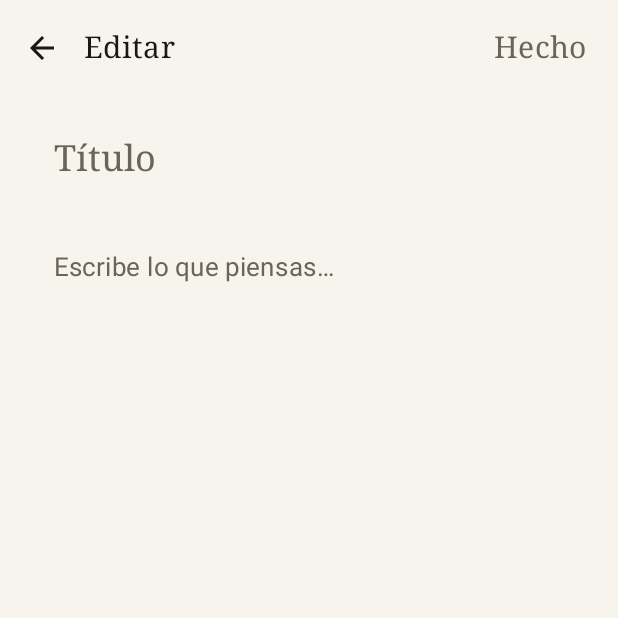
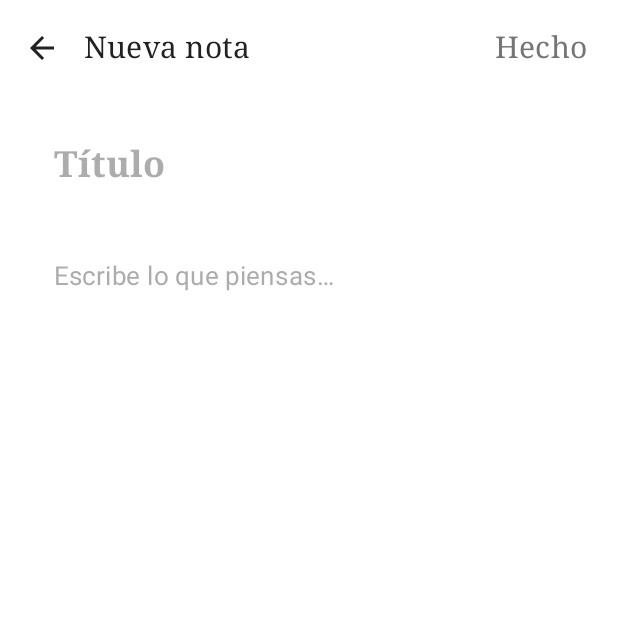
Before and after one commit to wandersepulveda2013/ordia-android, an Android app built with Jetpack Compose: the screen it shows after launch (MainActivity), after a tap on "Nueva nota", on a phone screen of 412 x 824 dp, the top half of it. Run offline under Robolectric (Android 15) with nearby library versions, the phone set to English and light mode, and no system bars; our stand-ins replace Room's generated code.

Commit message:
feat(design-system): wave 1 foundation and components
- Replaced PaperColors.kt with Colors.kt (monochromatic base, semantic accents).
- Created Type.kt for typography hierarchy and Spacing.kt for local spacing.
- Integrated the new base into Theme.kt.
- Created OrdiaDesignSystem.kt with OrdiaCard, OrdiaButton, OrdiaInput.
- Refactored NotesListScreen and NoteEditorScreen to use the design system.
- Added auto-focus to NoteEditorScreen to reduce friction on creation.
- Verified variant compilation, linting, and unit tests.

Co-authored-by: wandersepulveda2013 <308435692+wandersepulveda2013@users.noreply.github.com>

```diff
--- /dev/null
+++ b/app/src/main/java/com/ordia/app/ui/components/OrdiaDesignSystem.kt
@@ -0,0 +1,102 @@
+package com.ordia.app.ui.components
+
+import androidx.compose.foundation.clickable
+import androidx.compose.foundation.layout.Box
+import androidx.compose.foundation.layout.padding
+import androidx.compose.foundation.layout.fillMaxWidth
+import androidx.compose.foundation.shape.RoundedCornerShape
+import androidx.compose.material3.Card
+import androidx.compose.material3.CardDefaults
+import androidx.compose.material3.FloatingActionButton
+import androidx.compose.material3.MaterialTheme
+import androidx.compose.material3.Surface
+import androidx.compose.material3.Text
+import androidx.compose.material3.TextField
+import androidx.compose.material3.TextFieldDefaults
+import androidx.compose.runtime.Composable
+import androidx.compose.ui.Modifier
+import androidx.compose.ui.graphics.Color
+import androidx.compose.ui.text.TextStyle
+import androidx.compose.ui.unit.dp
+import com.ordia.app.ui.theme.LocalSpacing
+
+@Composable
+fun OrdiaCard(
+    onClick: (() -> Unit)? = null,
+    modifier: Modifier = Modifier,
+    content: @Composable () -> Unit
+) {
+    val cardModifier = if (onClick != null) {
+        modifier.clickable { onClick() }
+    } else {
+        modifier
+    }
+
+    Card(
+        modifier = cardModifier.fillMaxWidth(),
+        shape = RoundedCornerShape(16.dp),
+        colors = CardDefaults.cardColors(
+            containerColor = MaterialTheme.colorScheme.surfaceVariant,
+            contentColor = MaterialTheme.colorScheme.onSurfaceVariant
+        ),
+        elevation = CardDefaults.cardElevation(defaultElevation = 0.dp)
+    ) {
+        val spacing = LocalSpacing.current
+        Box(modifier = Modifier.padding(spacing.medium)) {
+            content()
+        }
+    }
+}
+
+@Composable
+fun OrdiaButton(
+    onClick: () -> Unit,
+    modifier: Modifier = Modifier,
+    content: @Composable () -> Unit
+) {
+    FloatingActionButton(
+        onClick = onClick,
+        modifier = modifier,
+        containerColor = MaterialTheme.colorScheme.primary,
+        contentColor = MaterialTheme.colorScheme.onPrimary,
+        shape = RoundedCornerShape(16.dp)
+    ) {
+        content()
+    }
+}
+
+@Composable
+fun OrdiaInput(
+    value: String,
+    onValueChange: (String) -> Unit,
+    modifier: Modifier = Modifier,
+    placeholder: String = "",
+    textStyle: TextStyle = MaterialTheme.typography.bodyLarge,
+    singleLine: Boolean = false,
+) {
+    TextField(
+        value = value,
+        onValueChange = onValueChange,
+        modifier = modifier.fillMaxWidth(),
+        textStyle = textStyle,
+        placeholder = {
+            Text(
+                text = placeholder,
+                style = textStyle,
+                color = MaterialTheme.colorScheme.onSurfaceVariant.copy(alpha = 0.6f)
+            )
+        },
+        singleLine = singleLine,
+        colors = TextFieldDefaults.colors(
+            focusedContainerColor = Color.Transparent,
+            unfocusedContainerColor = Color.Transparent,
+            disabledContainerColor = Color.Transparent,
+            focusedIndicatorColor = Color.Transparent,
+            unfocusedIndicatorColor = Color.Transparent,
+            disabledIndicatorColor = Color.Transparent,
+            focusedTextColor = MaterialTheme.colorScheme.onBackground,
+            unfocusedTextColor = MaterialTheme.colorScheme.onBackground,
+            cursorColor = MaterialTheme.colorScheme.primary
+        )
+    )
+}
--- a/app/src/main/java/com/ordia/app/ui/screens/NoteEditorScreen.kt
+++ b/app/src/main/java/com/ordia/app/ui/screens/NoteEditorScreen.kt
@@ -1,9 +1,9 @@
 package com.ordia.app.ui.screens
 
+import androidx.compose.foundation.clickable
 import androidx.compose.foundation.layout.Arrangement
 import androidx.compose.foundation.layout.Column
 import androidx.compose.foundation.layout.fillMaxSize
-import androidx.compose.foundation.layout.fillMaxWidth
 import androidx.compose.foundation.layout.padding
 import androidx.compose.foundation.rememberScrollState
 import androidx.compose.foundation.verticalScroll
@@ -15,21 +15,22 @@ import androidx.compose.material3.IconButton
 import androidx.compose.material3.MaterialTheme
 import androidx.compose.material3.Scaffold
 import androidx.compose.material3.Text
-import androidx.compose.material3.TextField
-import androidx.compose.material3.TextFieldDefaults
 import androidx.compose.material3.TopAppBar
 import androidx.compose.material3.TopAppBarDefaults
 import androidx.compose.runtime.Composable
 import androidx.compose.runtime.LaunchedEffect
-import androidx.compose.foundation.clickable
 import androidx.compose.runtime.getValue
 import androidx.compose.runtime.mutableStateOf
 import androidx.compose.runtime.remember
 import androidx.compose.runtime.saveable.rememberSaveable
 import androidx.compose.runtime.setValue
 import androidx.compose.ui.Modifier
+import androidx.compose.ui.focus.FocusRequester
+import androidx.compose.ui.focus.focusRequester
 import androidx.compose.ui.unit.dp
 import com.ordia.app.data.NoteEntity
+import com.ordia.app.ui.components.OrdiaInput
+import com.ordia.app.ui.theme.LocalSpacing
 
 @OptIn(ExperimentalMaterial3Api::class)
 @Composable
@@ -40,11 +41,15 @@ fun NoteEditorScreen(
 ) {
     var title by rememberSaveable { mutableStateOf(note?.title.orEmpty()) }
     var content by rememberSaveable { mutableStateOf(note?.content.orEmpty()) }
+    val focusRequester = remember { FocusRequester() }
 
     LaunchedEffect(note?.id) {
         if (note != null) {
             title = note.title
             content = note.content
+        } else {
+            // Auto-focus title if creating a new note to reduce friction
+            focusRequester.requestFocus()
         }
     }
 
@@ -57,7 +62,7 @@ fun NoteEditorScreen(
                         onBack()
                     }) { Icon(Icons.AutoMirrored.Outlined.ArrowBack, contentDescription = "Volver") }
                 },
-                title = { Text("Editar", style = MaterialTheme.typography.titleMedium) },
+                title = { Text(if (note == null) "Nueva nota" else "Editar", style = MaterialTheme.typography.titleMedium) },
                 actions = {
                     Text(
                         "Hecho",
@@ -78,38 +83,30 @@ fun NoteEditorScreen(
         },
         containerColor = MaterialTheme.colorScheme.background,
     ) { padding ->
+        val spacing = LocalSpacing.current
+
         Column(
             modifier = Modifier
                 .fillMaxSize()
                 .padding(padding)
                 .verticalScroll(rememberScrollState())
-                .padding(horizontal = 20.dp, vertical = 12.dp),
-            verticalArrangement = Arrangement.spacedBy(12.dp),
+                .padding(horizontal = spacing.contentPadding, vertical = spacing.medium),
+            verticalArrangement = Arrangement.spacedBy(spacing.medium),
         ) {
-            TextField(
+            OrdiaInput(
                 value = title,
                 onValueChange = { title = it },
-                placeholder = { Text("Título", style = MaterialTheme.typography.titleLarge) },
+                placeholder = "Título",
                 textStyle = MaterialTheme.typography.titleLarge,
-                modifier = Modifier.fillMaxWidth(),
-                colors = bareFieldColors(),
+                modifier = Modifier.focusRequester(focusRequester),
+                singleLine = true
             )
-            TextField(
+            OrdiaInput(
                 value = content,
                 onValueChange = { content = it },
-                placeholder = { Text("Escribe lo que piensas…", style = MaterialTheme.typography.bodyLarge) },
-                textStyle = MaterialTheme.typography.bodyLarge,
-                modifier = Modifier.fillMaxWidth(),
-                colors = bareFieldColors(),
+                placeholder = "Escribe lo que piensas…",
+                textStyle = MaterialTheme.typography.bodyLarge
             )
         }
     }
 }
-
-@Composable
-private fun bareFieldColors() = TextFieldDefaults.colors(
-    focusedContainerColor = androidx.compose.ui.graphics.Color.Transparent,
-    unfocusedContainerColor = androidx.compose.ui.graphics.Color.Transparent,
-    focusedIndicatorColor = androidx.compose.ui.graphics.Color.Transparent,
-    unfocusedIndicatorColor = androidx.compose.ui.graphics.Color.Transparent,
-)
--- a/app/src/main/java/com/ordia/app/ui/screens/NotesListScreen.kt
+++ b/app/src/main/java/com/ordia/app/ui/screens/NotesListScreen.kt
@@ -5,8 +5,10 @@ import androidx.compose.foundation.layout.Box
 import androidx.compose.foundation.layout.Column
 import androidx.compose.foundation.layout.PaddingValues
 import androidx.compose.foundation.layout.Row
+import androidx.compose.foundation.layout.Spacer
 import androidx.compose.foundation.layout.fillMaxSize
 import androidx.compose.foundation.layout.fillMaxWidth
+import androidx.compose.foundation.layout.height
 import androidx.compose.foundation.layout.padding
 import androidx.compose.foundation.layout.size
 import androidx.compose.foundation.lazy.LazyColumn
@@ -18,8 +20,6 @@ import androidx.compose.material.icons.outlined.PushPin
 import androidx.compose.material3.DropdownMenu
 import androidx.compose.material3.DropdownMenuItem
 import androidx.compose.material3.ExperimentalMaterial3Api
-import androidx.compose.material3.FloatingActionButton
-import androidx.compose.material3.HorizontalDivider
 import androidx.compose.material3.Icon
 import androidx.compose.material3.IconButton
 import androidx.compose.material3.MaterialTheme
@@ -37,6 +37,9 @@ import androidx.compose.ui.Modifier
 import androidx.compose.ui.text.style.TextOverflow
 import androidx.compose.ui.unit.dp
 import com.ordia.app.data.NoteEntity
+import com.ordia.app.ui.components.OrdiaButton
+import com.ordia.app.ui.components.OrdiaCard
+import com.ordia.app.ui.theme.LocalSpacing
 import java.text.DateFormat
 import java.util.Date
 
@@ -60,24 +63,24 @@ fun NotesListScreen(
             )
         },
         floatingActionButton = {
-            FloatingActionButton(
-                onClick = onCreateNote,
-                containerColor = MaterialTheme.colorScheme.background,
-                contentColor = MaterialTheme.colorScheme.onBackground,
+            OrdiaButton(
+                onClick = onCreateNote
             ) { Icon(Icons.Outlined.Add, contentDescription = "Nueva nota") }
         },
         containerColor = MaterialTheme.colorScheme.background,
     ) { padding ->
+        val spacing = LocalSpacing.current
+
         if (notes.isEmpty()) {
             EmptyState(padding)
         } else {
             LazyColumn(
                 modifier = Modifier.fillMaxSize().padding(padding),
-                contentPadding = PaddingValues(vertical = 8.dp),
+                contentPadding = PaddingValues(vertical = spacing.medium, horizontal = spacing.medium),
             ) {
                 items(notes, key = { it.id }) { note ->
                     NoteRow(note, onOpenNote, onTogglePin, onDeleteNote)
-                    HorizontalDivider(color = MaterialTheme.colorScheme.outline.copy(alpha = 0.4f))
+                    Spacer(modifier = Modifier.height(spacing.medium))
                 }
             }
         }
@@ -86,6 +89,7 @@ fun NotesListScreen(
 
 @Composable
 private fun EmptyState(padding: PaddingValues) {
+    val spacing = LocalSpacing.current
     Box(
         modifier = Modifier.fillMaxSize().padding(padding),
         contentAlignment = Alignment.Center,
@@ -100,7 +104,7 @@ private fun EmptyState(padding: PaddingValues) {
                 "Toca + para escribir.",
                 style = MaterialTheme.typography.bodyMedium,
                 color = MaterialTheme.colorScheme.onSurfaceVariant,
-                modifier = Modifier.padding(top = 8.dp),
+                modifier = Modifier.padding(top = spacing.small),
             )
         }
     }
@@ -118,12 +122,13 @@ private fun NoteRow(
         DateFormat.getDateInstance(DateFormat.MEDIUM).format(Date(note.updatedAt))
     }
     val preview = remember(note.content) { note.content.take(120) }
+    val spacing = LocalSpacing.current
 
+    OrdiaCard(
+        onClick = { onOpenNote(note) }
+    ) {
         Row(
-        modifier = Modifier
-            .fillMaxWidth()
-            .clickable { onOpenNote(note) }
-            .padding(horizontal = 20.dp, vertical = 16.dp),
+            modifier = Modifier.fillMaxWidth(),
             verticalAlignment = Alignment.Top,
         ) {
             Column(modifier = Modifier.weight(1f)) {
@@ -143,14 +148,14 @@ private fun NoteRow(
                         color = MaterialTheme.colorScheme.onSurfaceVariant,
                         maxLines = 2,
                         overflow = TextOverflow.Ellipsis,
-                    modifier = Modifier.padding(top = if (note.title.isNotBlank()) 4.dp else 0.dp),
+                        modifier = Modifier.padding(top = if (note.title.isNotBlank()) spacing.extraSmall else 0.dp),
                     )
                 }
                 Text(
                     date,
                     style = MaterialTheme.typography.labelSmall,
                     color = MaterialTheme.colorScheme.onSurfaceVariant,
-                modifier = Modifier.padding(top = 6.dp),
+                    modifier = Modifier.padding(top = spacing.small),
                 )
             }
             if (note.pinned) {
@@ -163,7 +168,7 @@ private fun NoteRow(
             }
             Box {
                 IconButton(onClick = { menuOpen = true }) {
-                Icon(Icons.Outlined.MoreVert, contentDescription = "Más")
+                    Icon(Icons.Outlined.MoreVert, contentDescription = "Más", tint = MaterialTheme.colorScheme.onSurfaceVariant)
                 }
                 DropdownMenu(expanded = menuOpen, onDismissRequest = { menuOpen = false }) {
                     DropdownMenuItem(
@@ -178,3 +183,4 @@ private fun NoteRow(
             }
         }
     }
+}
--- /dev/null
+++ b/app/src/main/java/com/ordia/app/ui/theme/Colors.kt
@@ -0,0 +1,41 @@
+package com.ordia.app.ui.theme
+
+import androidx.compose.ui.graphics.Color
+
+/** Core Minimalist Palette */
+val White = Color(0xFFFFFFFF)
+val Black = Color(0xFF000000)
+val Gray50 = Color(0xFFFAFAFA)
+val Gray100 = Color(0xFFF5F5F5)
+val Gray200 = Color(0xFFEEEEEE)
+val Gray300 = Color(0xFFE0E0E0)
+val Gray400 = Color(0xFFBDBDBD)
+val Gray500 = Color(0xFF9E9E9E)
+val Gray600 = Color(0xFF757575)
+val Gray700 = Color(0xFF616161)
+val Gray800 = Color(0xFF424242)
+val Gray900 = Color(0xFF212121)
+
+/** Semantic Secondary Palette */
+val SemanticPriority = Color(0xFFD32F2F) // Priority / High Alert
+val SemanticSuccess = Color(0xFF388E3C)  // Success / Completed
+val SemanticFocus = Color(0xFF1976D2)    // Focus / Active state
+val SemanticWarning = Color(0xFFF57C00)  // Warning / Attention
+val SemanticCalendar = Color(0xFF7B1FA2) // Events / Agenda
+val SemanticAutomation = Color(0xFF00796B) // Rules / Automations
+val SemanticGuardian = Color(0xFF455A64) // Guardians
+
+// Aliases for themes to maintain similar naming convention but updated hexes
+val LightBackground = White
+val LightSurface = White
+val LightSurfaceVariant = Gray50
+val LightOnBackground = Gray900
+val LightOnSurfaceVariant = Gray600
+val LightOutline = Gray300
+
+val DarkBackground = Color(0xFF121212)
+val DarkSurface = Color(0xFF121212)
+val DarkSurfaceVariant = Color(0xFF1E1E1E)
+val DarkOnBackground = Gray200
+val DarkOnSurfaceVariant = Gray500
+val DarkOutline = Gray800
--- a/app/src/main/java/com/ordia/app/ui/theme/PaperColors.kt
+++ /dev/null
@@ -1,16 +0,0 @@
-package com.ordia.app.ui.theme
-
-import androidx.compose.ui.graphics.Color
-
-/** The page. Warm off-white in light, deep ink in dark. */
-val Page = Color(0xFFF7F4EE)
-val SoftPaper = Color(0xFFEFE9DD)
-val Ink = Color(0xFF1A1714)
-val InkMuted = Color(0xFF6B645B)
-val Rule = Color(0xFFD9D2C4)
-
-val DarkInk = Color(0xFF15130F)
-val DarkInkRaised = Color(0xFF1F1C17)
-val PageOnDark = Color(0xFFE9E3D6)
-val PageMuted = Color(0xFF9A9388)
-val DarkRule = Color(0xFF2E2A23)
--- /dev/null
+++ b/app/src/main/java/com/ordia/app/ui/theme/Spacing.kt
@@ -0,0 +1,17 @@
+package com.ordia.app.ui.theme
+
+import androidx.compose.runtime.compositionLocalOf
+import androidx.compose.ui.unit.Dp
+import androidx.compose.ui.unit.dp
+
+data class Spacing(
+    val extraSmall: Dp = 4.dp,
+    val small: Dp = 8.dp,
+    val medium: Dp = 16.dp,
+    val large: Dp = 24.dp,
+    val extraLarge: Dp = 32.dp,
+    val defaultPadding: Dp = 16.dp,
+    val contentPadding: Dp = 20.dp
+)
+
+val LocalSpacing = compositionLocalOf { Spacing() }
--- a/app/src/main/java/com/ordia/app/ui/theme/Theme.kt
+++ b/app/src/main/java/com/ordia/app/ui/theme/Theme.kt
@@ -2,43 +2,37 @@ package com.ordia.app.ui.theme
 
 import androidx.compose.foundation.isSystemInDarkTheme
 import androidx.compose.material3.MaterialTheme
-import androidx.compose.material3.Typography
 import androidx.compose.material3.darkColorScheme
 import androidx.compose.material3.lightColorScheme
 import androidx.compose.runtime.Composable
-import androidx.compose.ui.text.font.FontFamily
-import androidx.compose.ui.unit.sp
+import androidx.compose.runtime.CompositionLocalProvider
 
-/**
- * A restrained, paper-and-ink palette. No accent colors: the only chroma is the
- * page itself, so the writing stays the focus.
- */
-private val LightPaper = lightColorScheme(
-    primary = Ink,
-    onPrimary = Page,
-    secondary = Ink,
-    onSecondary = Page,
-    background = Page,
-    onBackground = Ink,
-    surface = Page,
-    onSurface = Ink,
-    surfaceVariant = SoftPaper,
-    onSurfaceVariant = InkMuted,
-    outline = Rule,
+private val LightColorScheme = lightColorScheme(
+    primary = Black,
+    onPrimary = White,
+    secondary = Black,
+    onSecondary = White,
+    background = LightBackground,
+    onBackground = LightOnBackground,
+    surface = LightSurface,
+    onSurface = LightOnBackground,
+    surfaceVariant = LightSurfaceVariant,
+    onSurfaceVariant = LightOnSurfaceVariant,
+    outline = LightOutline,
 )
 
-private val DarkPaper = darkColorScheme(
-    primary = PageOnDark,
-    onPrimary = DarkInk,
-    secondary = PageOnDark,
-    onSecondary = DarkInk,
-    background = DarkInk,
-    onBackground = PageOnDark,
-    surface = DarkInk,
-    onSurface = PageOnDark,
-    surfaceVariant = DarkInkRaised,
-    onSurfaceVariant = PageMuted,
-    outline = DarkRule,
+private val DarkColorScheme = darkColorScheme(
+    primary = White,
+    onPrimary = Black,
+    secondary = White,
+    onSecondary = Black,
+    background = DarkBackground,
+    onBackground = DarkOnBackground,
+    surface = DarkSurface,
+    onSurface = DarkOnBackground,
+    surfaceVariant = DarkSurfaceVariant,
+    onSurfaceVariant = DarkOnSurfaceVariant,
+    outline = DarkOutline,
 )
 
 @Composable
@@ -46,18 +40,15 @@ fun NotepadTheme(
     darkTheme: Boolean = isSystemInDarkTheme(),
     content: @Composable () -> Unit,
 ) {
-    val base = Typography()
-    val type = Typography(
-        bodyLarge = base.bodyLarge.copy(fontSize = 17.sp, lineHeight = 28.sp),
-        bodyMedium = base.bodyMedium.copy(fontSize = 16.sp, lineHeight = 26.sp),
-        titleLarge = base.titleLarge.copy(fontFamily = FontFamily.Serif, fontSize = 24.sp),
-        titleMedium = base.titleMedium.copy(fontFamily = FontFamily.Serif, fontSize = 20.sp),
-        titleSmall = base.titleSmall.copy(fontFamily = FontFamily.Serif),
-        labelSmall = base.labelSmall.copy(fontSize = 11.sp),
-    )
-    MaterialTheme(
-        colorScheme = if (darkTheme) DarkPaper else LightPaper,
-        typography = type,
-        content = content,
-    )
+    val colorScheme = if (darkTheme) DarkColorScheme else LightColorScheme
+
+    CompositionLocalProvider(
+        LocalSpacing provides Spacing()
+    ) {
+        MaterialTheme(
+            colorScheme = colorScheme,
+            typography = Typography,
+            content = content,
+        )
+    }
 }
--- /dev/null
+++ b/app/src/main/java/com/ordia/app/ui/theme/Type.kt
@@ -0,0 +1,52 @@
+package com.ordia.app.ui.theme
+
+import androidx.compose.material3.Typography
+import androidx.compose.ui.text.TextStyle
+import androidx.compose.ui.text.font.FontFamily
+import androidx.compose.ui.text.font.FontWeight
+import androidx.compose.ui.unit.sp
+
+val Typography = Typography(
+    bodyLarge = TextStyle(
+        fontFamily = FontFamily.SansSerif,
+        fontWeight = FontWeight.Normal,
+        fontSize = 17.sp,
+        lineHeight = 28.sp,
+        letterSpacing = 0.5.sp
+    ),
+    bodyMedium = TextStyle(
+        fontFamily = FontFamily.SansSerif,
+        fontWeight = FontWeight.Normal,
+        fontSize = 15.sp,
+        lineHeight = 24.sp,
+        letterSpacing = 0.25.sp
+    ),
+    titleLarge = TextStyle(
+        fontFamily = FontFamily.Serif,
+        fontWeight = FontWeight.SemiBold,
+        fontSize = 24.sp,
+        lineHeight = 32.sp,
+        letterSpacing = 0.sp
+    ),
+    titleMedium = TextStyle(
+        fontFamily = FontFamily.Serif,
+        fontWeight = FontWeight.Medium,
+        fontSize = 20.sp,
+        lineHeight = 28.sp,
+        letterSpacing = 0.15.sp
+    ),
+    titleSmall = TextStyle(
+        fontFamily = FontFamily.Serif,
+        fontWeight = FontWeight.Medium,
+        fontSize = 16.sp,
+        lineHeight = 24.sp,
+        letterSpacing = 0.1.sp
+    ),
+    labelSmall = TextStyle(
+        fontFamily = FontFamily.SansSerif,
+        fontWeight = FontWeight.Medium,
+        fontSize = 11.sp,
+        lineHeight = 16.sp,
+        letterSpacing = 0.5.sp
+    )
+)
```
Also changed, not shown: 2 other files. Lines whose indentation alone changed are shown as unchanged.
